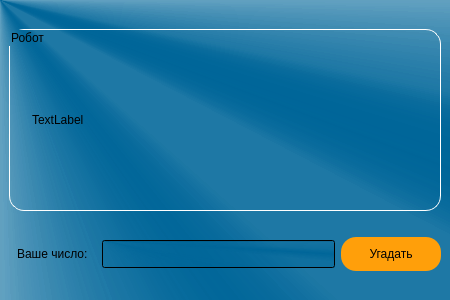
immmax/guess-the-number-python, file ui/qt/game_screen.ui: the form before one commit.
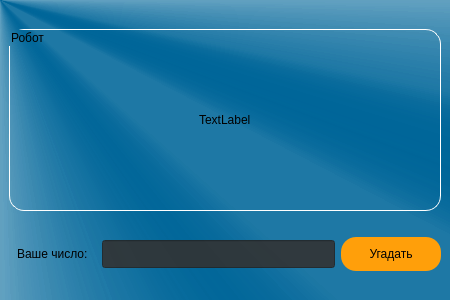
The form after the commit.

Commit message: Update game screen UI

Patch:
```diff
--- a/ui/qt/game_screen.ui
+++ b/ui/qt/game_screen.ui
@@ -67,7 +67,14 @@
     <item row="3" column="1">
      <layout class="QGridLayout" name="gridLayout">
       <item row="0" column="1">
-       <widget class="QLineEdit" name="lineEdit_user_input"/>
+       <widget class="QLineEdit" name="lineEdit_user_input">
+        <property name="styleSheet">
+         <string notr="true">QLineEdit{
+	
+	background-color: rgba(50,50,50, 0.9);
+}</string>
+        </property>
+       </widget>
       </item>
       <item row="0" column="2">
        <widget class="QPushButton" name="pushButton_guess">
@@ -114,6 +121,19 @@
       </property>
       <layout class="QGridLayout" name="gridLayout_3">
        <item row="0" column="0">
+        <spacer name="horizontalSpacer_4">
+         <property name="orientation">
+          <enum>Qt::Horizontal</enum>
+         </property>
+         <property name="sizeHint" stdset="0">
+          <size>
+           <width>40</width>
+           <height>20</height>
+          </size>
+         </property>
+        </spacer>
+       </item>
+       <item row="0" column="1">
         <widget class="QLabel" name="label_robot_answer">
          <property name="styleSheet">
           <string notr="true">background-color: transparent;</string>
@@ -123,6 +143,19 @@
          </property>
         </widget>
        </item>
+       <item row="0" column="2">
+        <spacer name="horizontalSpacer_5">
+         <property name="orientation">
+          <enum>Qt::Horizontal</enum>
+         </property>
+         <property name="sizeHint" stdset="0">
+          <size>
+           <width>40</width>
+           <height>20</height>
+          </size>
+         </property>
+        </spacer>
+       </item>
       </layout>
      </widget>
     </item>
```
The commit also changes 1 other file.
